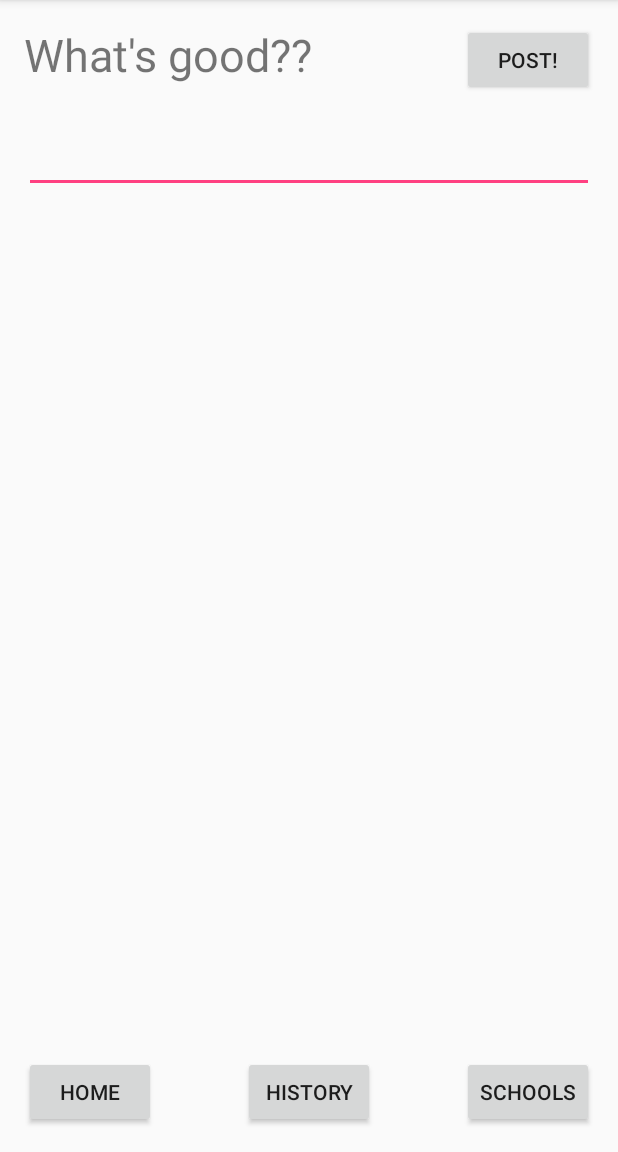
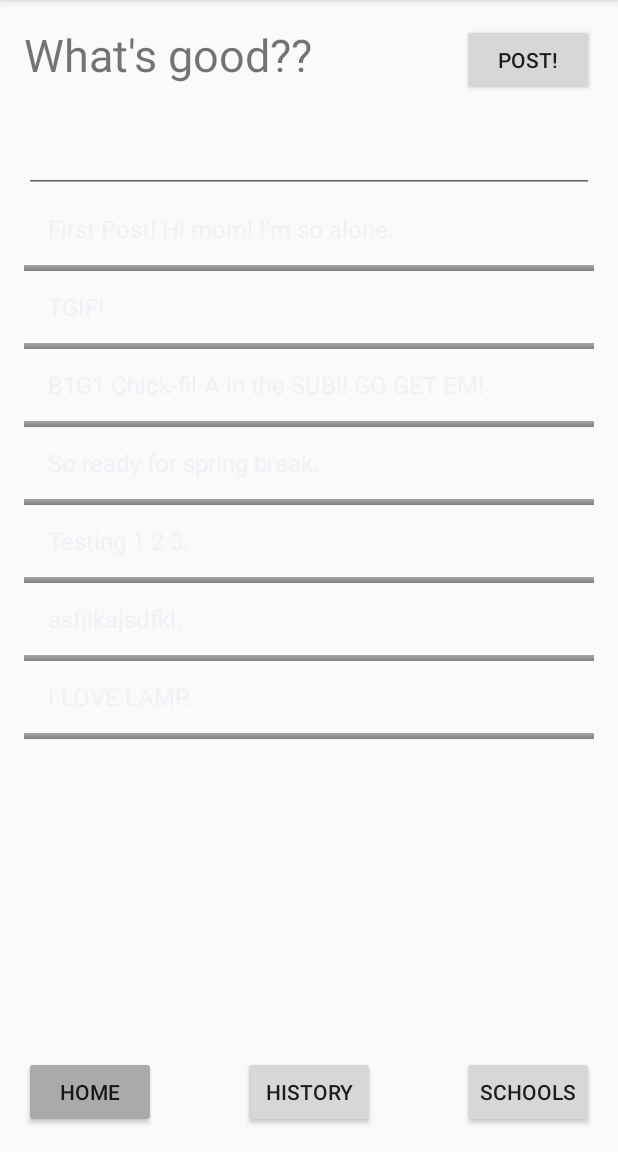
Before and after one commit to switters72/FeedOS, an Android app: the screen it shows after launch (MainActivity), on a phone screen of 412 x 824 dp, the part 84-1236 px from its top. Run offline under Robolectric (Android 15) with nearby library versions, the phone set to English and light mode, and no system bars.

Commit message:
main activity changes with mock listview -M

```diff
--- a/AnonU/app/src/main/java/appathon/anonu/MainActivity.java
+++ b/AnonU/app/src/main/java/appathon/anonu/MainActivity.java
@@ -4,10 +4,17 @@ import android.content.Intent;
 import android.support.v7.app.AppCompatActivity;
 import android.os.Bundle;
 import android.view.View;
+import android.widget.ArrayAdapter;
 import android.widget.Button;
+import android.widget.ListView;
+
+import java.util.ArrayList;
 
 public class MainActivity extends AppCompatActivity {
 
+    private ListView listView;
+    private ArrayAdapter<String> adapter;
+    private ArrayList<String> arrayList;
 
     @Override
     protected void onCreate(Bundle savedInstanceState) {
@@ -46,6 +53,19 @@ public class MainActivity extends AppCompatActivity {
             }
         });
 
+        listView = (ListView) findViewById(R.id.listViewID);
+        arrayList = new ArrayList<String>();
+        arrayList.add("First Post! Hi mom! I'm so alone.");
+        arrayList.add("TGIF!");
+        arrayList.add("B1G1 Chick-fil-A in the SUB!! GO GET EM!");
+        arrayList.add("So ready for spring break.");
+        arrayList.add("Testing 1 2 3.");
+        arrayList.add("asfjlkajsdfkl.");
+        arrayList.add("I LOVE LAMP.");
+
+        adapter = new ArrayAdapter<String>(getApplicationContext(), android.R.layout.simple_list_item_1, arrayList);
+        listView.setAdapter(adapter);
+
 
     }
 }
--- a/AnonU/app/src/main/res/layout/activity_history.xml
+++ b/AnonU/app/src/main/res/layout/activity_history.xml
@@ -11,21 +11,13 @@
     tools:context="appathon.anonu.HistoryActivity">
 
     <Button
-        android:text="Home"
-        android:layout_width="wrap_content"
-        android:layout_height="wrap_content"
-        android:layout_alignParentBottom="true"
-        android:layout_alignParentLeft="true"
-        android:layout_alignParentStart="true"
-        android:id="@+id/homeButtonID" />
-
-    <Button
         android:text="History"
         android:layout_width="wrap_content"
         android:layout_height="wrap_content"
         android:layout_alignTop="@+id/homeButtonID"
         android:layout_centerHorizontal="true"
-        android:id="@+id/HistoryButtonID" />
+        android:id="@+id/HistoryButtonID"
+        android:backgroundTint="@android:color/darker_gray" />
 
     <Button
         android:text="Schools"
@@ -50,4 +42,13 @@
             android:orientation="vertical" />
     </ScrollView>
 
+    <Button
+        android:text="Home"
+        android:layout_width="wrap_content"
+        android:layout_height="wrap_content"
+        android:id="@+id/homeButtonID"
+        android:layout_alignParentBottom="true"
+        android:layout_alignParentLeft="true"
+        android:layout_alignParentStart="true" />
+
 </RelativeLayout>
--- a/AnonU/app/src/main/res/layout/activity_main.xml
+++ b/AnonU/app/src/main/res/layout/activity_main.xml
@@ -17,7 +17,8 @@
         android:layout_alignParentBottom="true"
         android:layout_alignParentLeft="true"
         android:layout_alignParentStart="true"
-        android:id="@+id/homeButtonID" />
+        android:id="@+id/homeButtonID"
+        android:backgroundTint="@android:color/darker_gray" />
 
     <Button
         android:text="History"
@@ -37,15 +38,6 @@
         android:layout_alignParentEnd="true"
         android:elevation="0dp" />
 
-    <TextView
-        android:text="What's good??"
-        android:layout_width="wrap_content"
-        android:layout_height="wrap_content"
-        android:layout_alignParentLeft="true"
-        android:layout_alignParentStart="true"
-        android:id="@+id/TitleID"
-        android:textSize="30sp" />
-
     <Button
         android:text="Post!"
         android:layout_width="wrap_content"
@@ -56,15 +48,36 @@
         android:layout_alignParentEnd="true"
         android:layout_alignBottom="@+id/NewPostID" />
 
+    <ListView
+        android:layout_width="match_parent"
+        android:layout_height="match_parent"
+        android:id="@+id/listViewID"
+        android:layout_alignParentLeft="true"
+        android:layout_alignParentStart="true"
+        android:layout_below="@+id/UserNewPostID"
+        android:divider="@android:drawable/bottom_bar"
+        android:dividerHeight="4dp"
+        android:layout_above="@+id/homeButtonID" />
+
+    <TextView
+        android:text="What's good??"
+        android:layout_width="wrap_content"
+        android:layout_height="wrap_content"
+        android:id="@+id/TitleID"
+        android:textSize="30sp"
+        android:layout_alignParentTop="true"
+        android:layout_alignParentLeft="true"
+        android:layout_alignParentStart="true" />
+
     <EditText
         android:layout_width="match_parent"
         android:layout_height="wrap_content"
         android:inputType="textMultiLine"
         android:ems="10"
+        android:layout_marginTop="19dp"
+        android:id="@+id/UserNewPostID"
         android:layout_below="@+id/PostButtonID"
         android:layout_alignParentLeft="true"
-        android:layout_alignParentStart="true"
-        android:layout_marginTop="19dp"
-        android:id="@+id/UserNewPostID" />
+        android:layout_alignParentStart="true" />
 
 </RelativeLayout>
--- a/AnonU/app/src/main/res/layout/activity_schools.xml
+++ b/AnonU/app/src/main/res/layout/activity_schools.xml
@@ -35,7 +35,8 @@
         android:layout_alignParentBottom="true"
         android:layout_alignParentRight="true"
         android:layout_alignParentEnd="true"
-        android:elevation="0dp" />
+        android:elevation="0dp"
+        android:backgroundTint="@android:color/darker_gray" />
 
     <ScrollView
         android:layout_width="match_parent"
```
